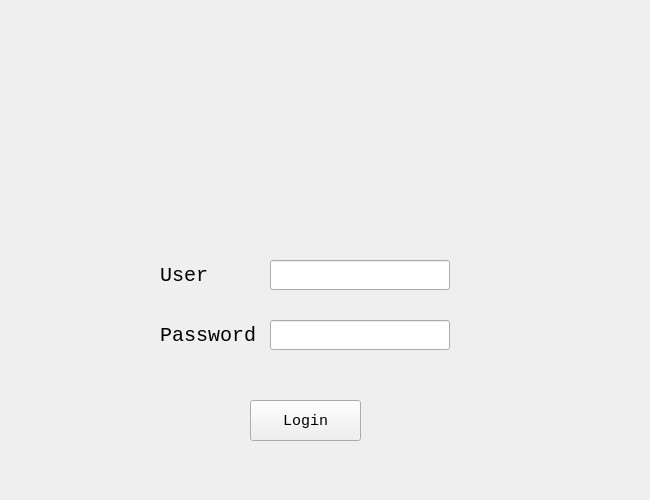
aquib-sh/password-manager, file res/design/login.ui: the form before one commit.
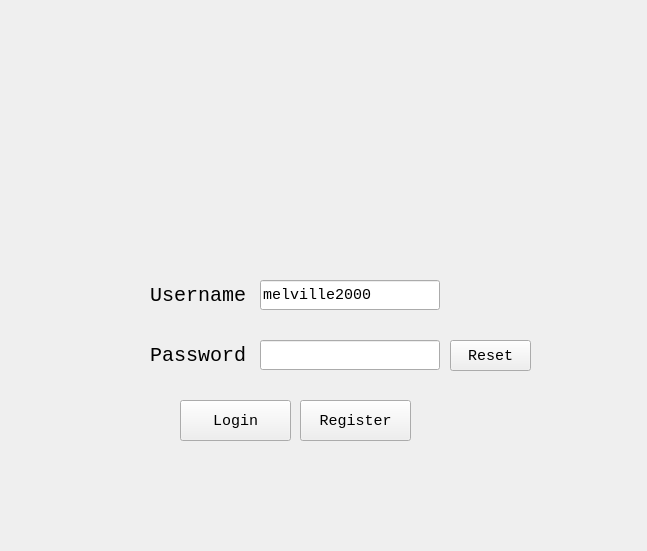
The form after the commit. Icons and pictures are not drawn.

Commit message: Login Screens and Home screen GUI

Diff of the .ui file:
```diff
--- a/res/design/login.ui
+++ b/res/design/login.ui
@@ -6,14 +6,15 @@
    <rect>
     <x>0</x>
     <y>0</y>
-    <width>650</width>
-    <height>500</height>
+    <width>647</width>
+    <height>551</height>
    </rect>
   </property>
   <property name="font">
    <font>
     <family>Monospace</family>
     <pointsize>11</pointsize>
+    <weight>50</weight>
     <bold>false</bold>
    </font>
   </property>
@@ -30,18 +31,24 @@
   <widget class="QLineEdit" name="userInput">
    <property name="geometry">
     <rect>
-     <x>270</x>
-     <y>260</y>
+     <x>260</x>
+     <y>280</y>
      <width>180</width>
      <height>30</height>
     </rect>
    </property>
+   <property name="text">
+    <string>melville2000</string>
+   </property>
   </widget>
   <widget class="QLineEdit" name="passwordInput">
+   <property name="enabled">
+    <bool>true</bool>
+   </property>
    <property name="geometry">
     <rect>
-     <x>270</x>
-     <y>320</y>
+     <x>260</x>
+     <y>340</y>
      <width>180</width>
      <height>30</height>
     </rect>
@@ -52,12 +59,15 @@
    <property name="echoMode">
     <enum>QLineEdit::Password</enum>
    </property>
+   <property name="clearButtonEnabled">
+    <bool>false</bool>
+   </property>
   </widget>
   <widget class="QLabel" name="label">
    <property name="geometry">
     <rect>
-     <x>160</x>
-     <y>260</y>
+     <x>150</x>
+     <y>280</y>
      <width>107</width>
      <height>30</height>
     </rect>
@@ -65,11 +75,12 @@
    <property name="font">
     <font>
      <pointsize>15</pointsize>
+     <weight>50</weight>
      <bold>false</bold>
     </font>
    </property>
    <property name="text">
-    <string>User</string>
+    <string>Username</string>
    </property>
    <property name="scaledContents">
     <bool>false</bool>
@@ -81,8 +92,8 @@
   <widget class="QLabel" name="label_2">
    <property name="geometry">
     <rect>
-     <x>160</x>
-     <y>320</y>
+     <x>150</x>
+     <y>340</y>
      <width>107</width>
      <height>30</height>
     </rect>
@@ -90,6 +101,7 @@
    <property name="font">
     <font>
      <pointsize>15</pointsize>
+     <weight>50</weight>
      <bold>false</bold>
     </font>
    </property>
@@ -106,20 +118,23 @@
   <widget class="QLabel" name="label_3">
    <property name="geometry">
     <rect>
-     <x>100</x>
-     <y>50</y>
-     <width>481</width>
-     <height>171</height>
+     <x>70</x>
+     <y>60</y>
+     <width>511</width>
+     <height>191</height>
     </rect>
    </property>
    <property name="text">
-    <string>&lt;html&gt;&lt;head/&gt;&lt;body&gt;&lt;p&gt;&lt;img src=&quot;:/newPrefix/logo/Loginscrlogo.png&quot;/&gt;&lt;/p&gt;&lt;/body&gt;&lt;/html&gt;</string>
+    <string/>
+   </property>
+   <property name="pixmap">
+    <pixmap>../../../../../../../media/melville/Windows_7/Loginscrlogo.png</pixmap>
    </property>
   </widget>
   <widget class="QPushButton" name="pushButton">
    <property name="geometry">
     <rect>
-     <x>250</x>
+     <x>180</x>
      <y>400</y>
      <width>111</width>
      <height>41</height>
@@ -128,6 +143,41 @@
    <property name="text">
     <string>Login</string>
    </property>
+   <property name="autoDefault">
+    <bool>false</bool>
+   </property>
+   <property name="default">
+    <bool>false</bool>
+   </property>
+   <property name="flat">
+    <bool>false</bool>
+   </property>
+  </widget>
+  <widget class="QPushButton" name="pushButton_2">
+   <property name="geometry">
+    <rect>
+     <x>300</x>
+     <y>400</y>
+     <width>111</width>
+     <height>41</height>
+    </rect>
+   </property>
+   <property name="text">
+    <string>Register</string>
+   </property>
+  </widget>
+  <widget class="QPushButton" name="pushButton_3">
+   <property name="geometry">
+    <rect>
+     <x>450</x>
+     <y>340</y>
+     <width>81</width>
+     <height>31</height>
+    </rect>
+   </property>
+   <property name="text">
+    <string>Reset</string>
+   </property>
   </widget>
  </widget>
  <resources>
```
Left out of the diff: 5 changed lines with no effect on the pictures. The commit also changes 2 other files.
